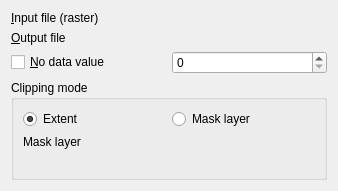
First picture: the form in python/plugins/GdalTools/tools/widgetClipper.ui, repository qgis/QGIS, before the edit.
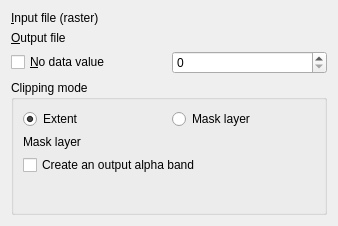
Second picture: the form after the edit. The open tabs and pages were chosen to show the change. Custom widgets are drawn as their Qt base class.

Commit message: add checkbox for "-dstalpha" option in GDALTools Clipper tool

```diff
--- a/python/plugins/GdalTools/tools/widgetClipper.ui
+++ b/python/plugins/GdalTools/tools/widgetClipper.ui
@@ -7,7 +7,7 @@
     <x>0</x>
     <y>0</y>
     <width>338</width>
-    <height>191</height>
+    <height>226</height>
    </rect>
   </property>
   <property name="sizePolicy">
@@ -107,7 +107,7 @@
           <property name="margin">
            <number>0</number>
           </property>
-          <item row="1" column="0">
+          <item row="2" column="0">
            <spacer name="verticalSpacer">
             <property name="orientation">
              <enum>Qt::Vertical</enum>
@@ -130,6 +130,13 @@
           <item row="0" column="1">
            <widget class="GdalToolsInOutSelector" name="maskSelector" native="true"/>
           </item>
+          <item row="1" column="0">
+           <widget class="QCheckBox" name="alphaBandCheck">
+            <property name="text">
+             <string>Create an output alpha band</string>
+            </property>
+           </widget>
+          </item>
          </layout>
         </widget>
        </widget>
```
Left out of the diff: 2 changed lines with no effect on the pictures. The commit also changes 1 other file.
